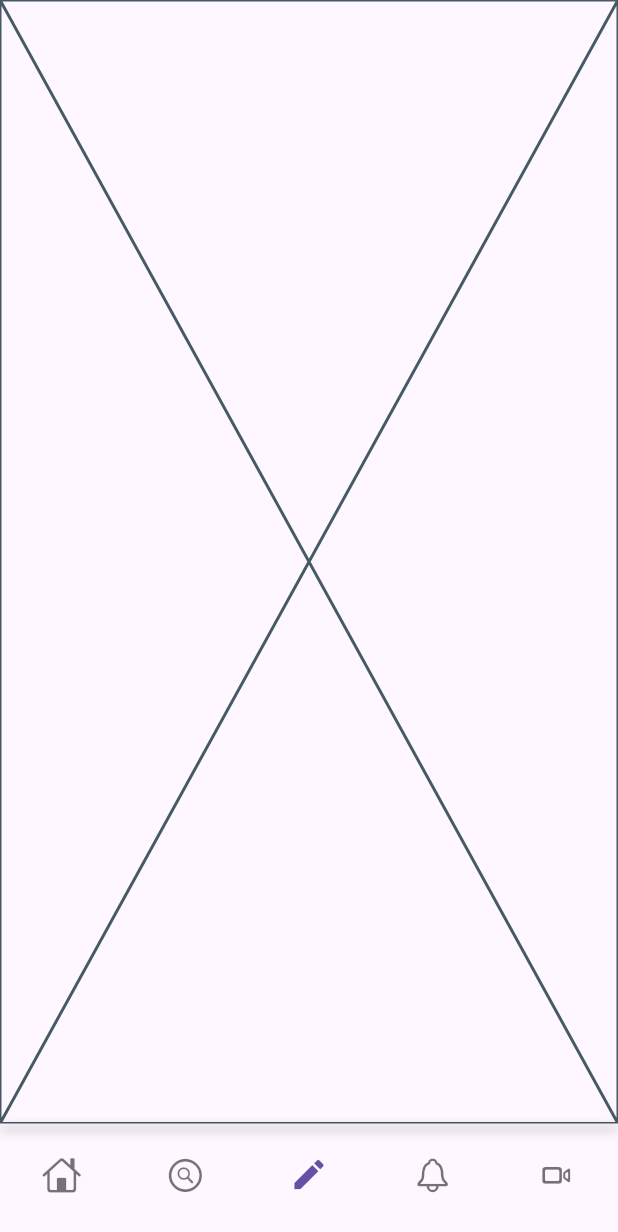
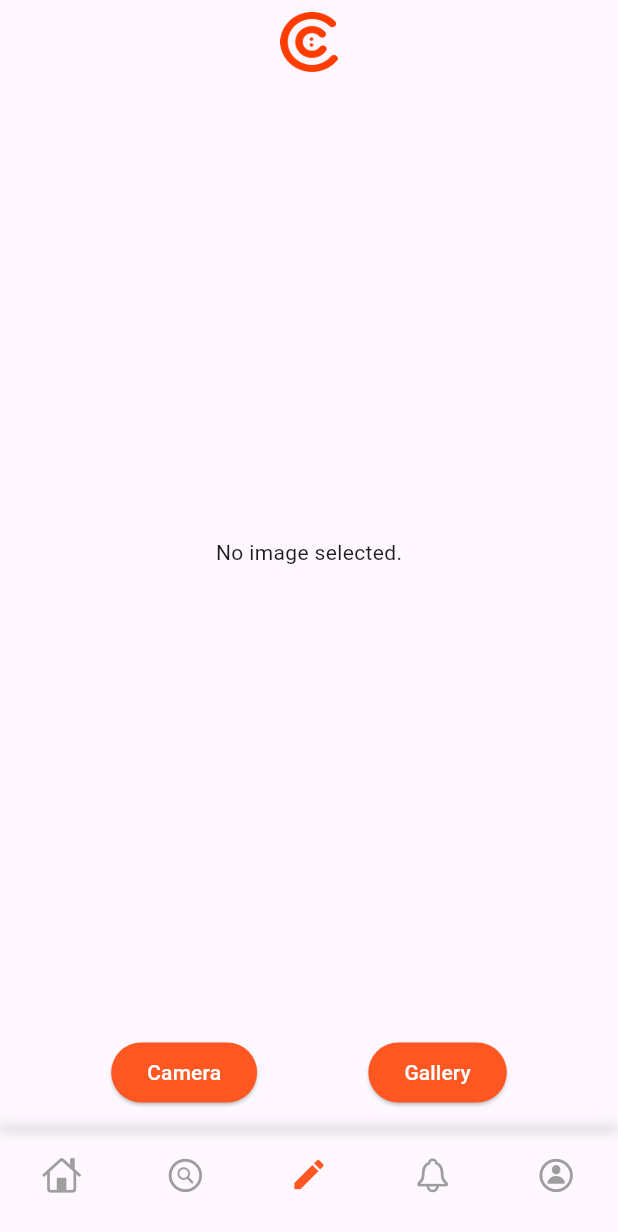
Before and after one commit to czarbasanal/civiconnect, a Flutter app: the screen it shows after launch, item 3 of the bottom bar chosen, on a phone screen of 412 x 824 dp. Shown: the top 1232 px of the screen. Run offline on Flutter 3.47's test engine with Material 3 defaults, Android fonts, the phone set to English and light mode, and no system bars; our stand-ins replace image_picker.

Commit message:
mexl pages

```diff
--- a/lib/screens/write_screen.dart
+++ b/lib/screens/write_screen.dart
@@ -1,10 +1,85 @@
 import 'package:flutter/material.dart';
+import 'package:image_picker/image_picker.dart';
+import 'dart:io';
 
-class WriteScreen extends StatelessWidget {
+class WriteScreen extends StatefulWidget {
   const WriteScreen({super.key});
 
   @override
+  _WriteScreenState createState() => _WriteScreenState();
+}
+
+class _WriteScreenState extends State<WriteScreen> {
+  File? _image;
+
+  Future<void> _pickImage(ImageSource source) async {
+    final picker = ImagePicker();
+    final pickedFile = await picker.pickImage(source: source);
+
+    if (pickedFile != null) {
+      setState(() {
+        _image = File(pickedFile.path);
+      });
+    }
+  }
+
+  @override
   Widget build(BuildContext context) {
-    return const Placeholder();
+    return Scaffold(
+      appBar: AppBar(
+        title: SizedBox(
+          height: 40,
+          child: Image.asset("assets/images/Logo.png"),
+        ),
+        backgroundColor: Colors.transparent,
+        elevation: 0,
+        centerTitle: true,
+      ),
+      body: Column(
+        children: [
+          Expanded(
+            child: Center(
+              child: _image != null
+                  ? Image.file(
+                      _image!,
+                      fit: BoxFit.contain,
+                      width: double.infinity,
+                      height: double.infinity,
+                    )
+                  : Text('No image selected.'),
+            ),
+          ),
+          Container(
+            padding: EdgeInsets.symmetric(vertical: 10.0),
+            color: Color.fromARGB(0, 0, 0, 0),
+            child: Row(
+              mainAxisAlignment: MainAxisAlignment.spaceEvenly,
+              children: [
+                ElevatedButton(
+                  onPressed: () => _pickImage(ImageSource.camera),
+                  style: ButtonStyle(
+                    backgroundColor:
+                        WidgetStateProperty.all<Color>(Color(0xFFFF5722)),
+                    foregroundColor:
+                        WidgetStateProperty.all<Color>(Colors.white),
+                  ),
+                  child: Text('Camera'),
+                ),
+                ElevatedButton(
+                  onPressed: () => _pickImage(ImageSource.gallery),
+                  style: ButtonStyle(
+                    backgroundColor:
+                        WidgetStateProperty.all<Color>(Color(0xFFFF5722)),
+                    foregroundColor:
+                        WidgetStateProperty.all<Color>(Colors.white),
+                  ),
+                  child: Text('Gallery'),
+                ),
+              ],
+            ),
+          ),
+        ],
+      ),
+    );
   }
 }
--- a/lib/widgets/bottom_navigation_bar.dart
+++ b/lib/widgets/bottom_navigation_bar.dart
@@ -47,8 +47,8 @@ class BottomNavBar extends StatelessWidget {
       BottomNavigationBarItem(
         icon: Icon(
           selectedIndex == 4
-              ? CupertinoIcons.video_camera_solid
-              : CupertinoIcons.video_camera,
+              ? CupertinoIcons.person_circle_fill
+              : CupertinoIcons.person_circle,
           size: 26,
         ),
         label: '',
@@ -62,12 +62,13 @@ class BottomNavBar extends StatelessWidget {
           child: BottomNavigationBar(
             type: BottomNavigationBarType.fixed,
             elevation: 0,
-            // backgroundColor: AppStyles.colorScheme.primary,
             items: navBarIcons,
             currentIndex: selectedIndex,
             onTap: onItemTapped,
             showSelectedLabels: false,
             showUnselectedLabels: false,
+            selectedItemColor: Color(0xFFFF5722),
+            unselectedItemColor: Colors.grey,
           ),
         ),
         Positioned(
--- a/pubspec.yaml
+++ b/pubspec.yaml
@@ -10,6 +10,7 @@ dependencies:
   flutter:
     sdk: flutter
   google_fonts: ^6.2.1
+  image_picker: ^1.1.2
 
 dev_dependencies:
   flutter_test:
```
Also changed, not shown: lib/screens/search_screen.dart (+24 -1 lines), assets/images/search.png (added), pubspec.lock, 5 other files.
